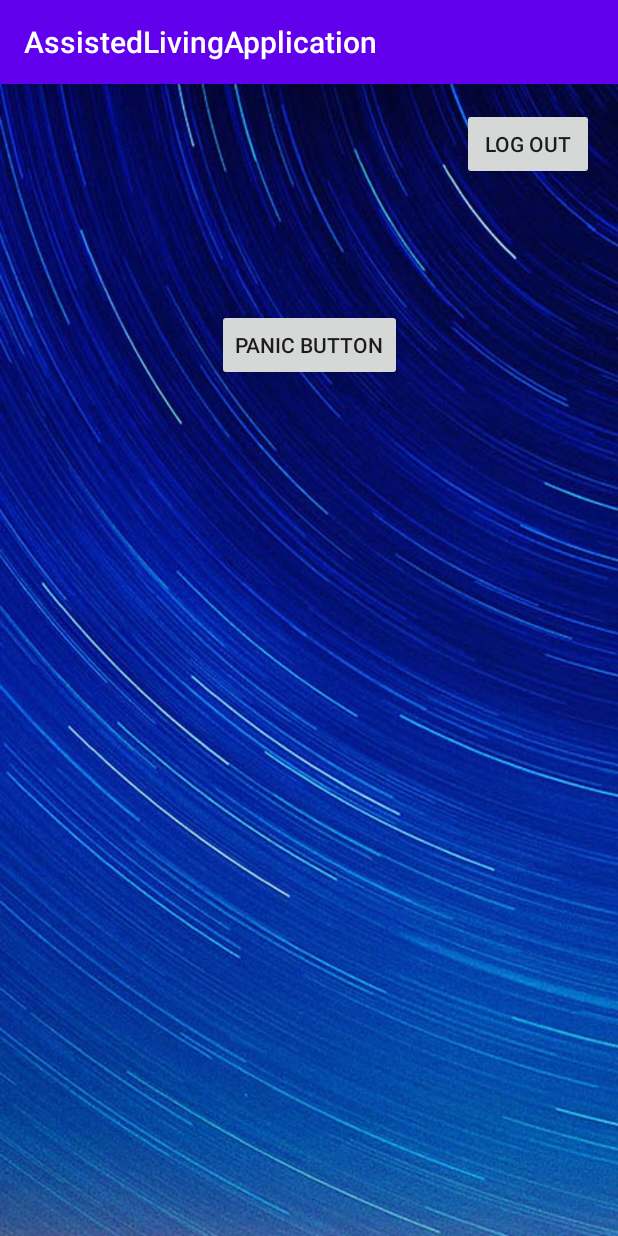
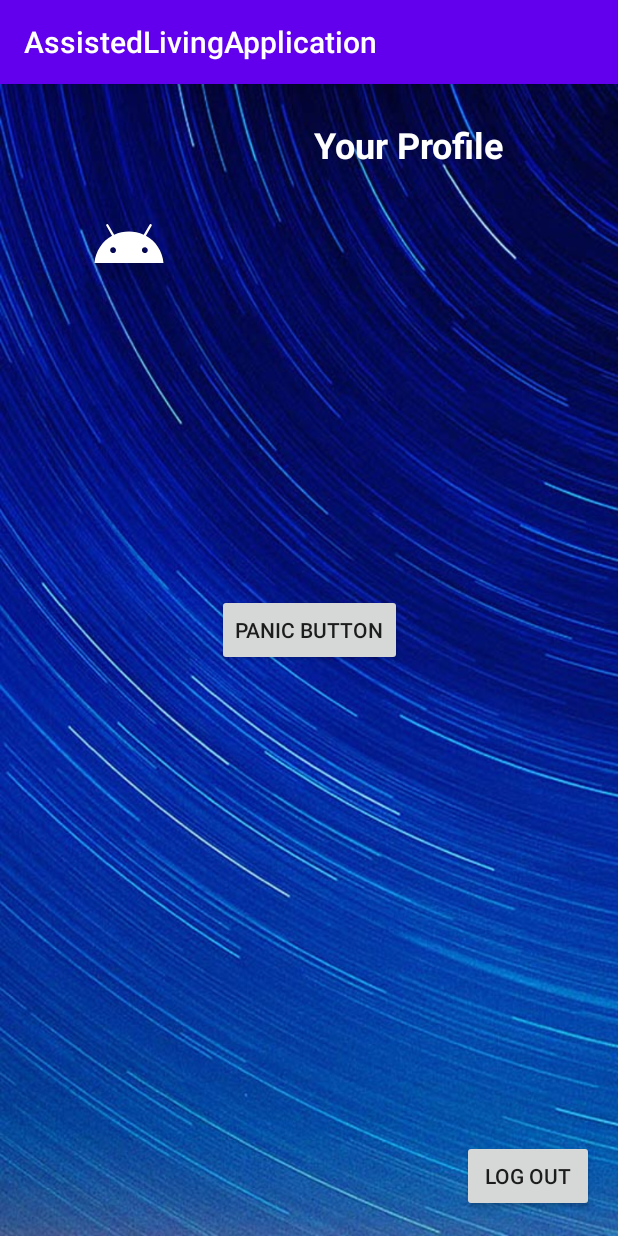
Before and after one commit to mccoy7777/AssistedLivingApplication, an Android app: the screen it shows after launch once a user with an empty profile is signed in (MainActivity), on a phone screen of 412 x 824 dp. Run offline under Robolectric (Android 15) with nearby library versions, the light colour scheme and no system bars; our stand-ins replace Firebase (no records; nobody signed in at launch, a user with empty details on screens opened directly).

Commit message:
Can fetch data now from FireBase database

```diff
--- a/app/src/main/java/com/example/assistedlivingapplication/MainActivity.java
+++ b/app/src/main/java/com/example/assistedlivingapplication/MainActivity.java
@@ -16,14 +16,51 @@ import com.google.android.gms.tasks.Task;
 import com.google.firebase.auth.AuthResult;
 import com.google.firebase.auth.FirebaseAuth;
 import com.google.firebase.auth.FirebaseUser;
+import com.google.firebase.firestore.DocumentReference;
+import com.google.firebase.firestore.DocumentSnapshot;
+import com.google.firebase.firestore.EventListener;
+import com.google.firebase.firestore.FirebaseFirestore;
+import com.google.firebase.firestore.FirebaseFirestoreException;
+
+import javax.annotation.Nullable;
 
 public class MainActivity extends AppCompatActivity {
+
+    //Declare variables
+    TextView name, email, phone, dob;
+    FirebaseAuth fAuth;
+    FirebaseFirestore fStore;
+    String userId;
 
 
     @Override
     protected void onCreate(Bundle savedInstanceState) {
         super.onCreate(savedInstanceState);
         setContentView(R.layout.activity_main);
+
+        //Assign variables
+        name = findViewById(R.id.tv_name);
+        email = findViewById(R.id.tv_email);
+        phone = findViewById(R.id.tv_phone);
+        dob = findViewById(R.id.tv_age);
+
+        fAuth = FirebaseAuth.getInstance();
+        fStore = FirebaseFirestore.getInstance();
+
+        userId = fAuth.getCurrentUser().getUid();
+
+        DocumentReference documentReference = fStore.collection("users").document(userId);
+
+        documentReference.addSnapshotListener(this, new EventListener<DocumentSnapshot>() {
+            @Override
+            public void onEvent(@Nullable DocumentSnapshot documentSnapshot, @Nullable FirebaseFirestoreException e) {
+                name.setText(documentSnapshot.getString("Name"));
+                phone.setText(documentSnapshot.getString("Phone"));
+                email.setText(documentSnapshot.getString("Email"));
+                dob.setText(documentSnapshot.getString("Dob"));
+            }//end of onEvent method
+
+        });//end of EventListener
 
 
     }//End of OnCreate Method
--- a/app/src/main/res/layout/activity_main.xml
+++ b/app/src/main/res/layout/activity_main.xml
@@ -11,23 +11,109 @@
         android:id="@+id/btn_logout"
         android:layout_width="wrap_content"
         android:layout_height="wrap_content"
-        android:layout_marginTop="16dp"
         android:layout_marginEnd="16dp"
         android:layout_marginRight="16dp"
+        android:layout_marginBottom="16dp"
         android:onClick="logout"
         android:text="Log Out"
-        app:layout_constraintEnd_toEndOf="parent"
-        app:layout_constraintTop_toTopOf="parent" />
+        app:layout_constraintBottom_toBottomOf="parent"
+        app:layout_constraintEnd_toEndOf="parent" />
 
     <Button
         android:id="@+id/btn_panic"
         android:layout_width="wrap_content"
         android:layout_height="wrap_content"
-        android:layout_marginTop="150dp"
+        android:layout_marginTop="340dp"
         android:onClick="panicButton"
         android:text="Panic Button"
         app:layout_constraintEnd_toEndOf="parent"
         app:layout_constraintStart_toStartOf="parent"
         app:layout_constraintTop_toTopOf="parent" />
 
+    <ImageView
+        android:id="@+id/imageView2"
+        android:layout_width="wrap_content"
+        android:layout_height="wrap_content"
+        android:layout_marginStart="32dp"
+        android:layout_marginLeft="32dp"
+        android:layout_marginTop="55dp"
+        android:src="@drawable/ic_launcher_foreground"
+        app:layout_constraintStart_toStartOf="parent"
+        app:layout_constraintTop_toTopOf="parent" />
+
+    <TextView
+        android:id="@+id/tv_profile"
+        android:layout_width="200dp"
+        android:layout_height="wrap_content"
+        android:layout_marginStart="32dp"
+        android:layout_marginLeft="32dp"
+        android:layout_marginTop="24dp"
+        android:gravity="center"
+        android:text="Your Profile"
+        android:textColor="#FFFFFF"
+        android:textSize="24sp"
+        android:textStyle="bold"
+        app:layout_constraintStart_toEndOf="@+id/imageView2"
+        app:layout_constraintTop_toTopOf="parent" />
+
+    <TextView
+        android:id="@+id/tv_name"
+        android:layout_width="200dp"
+        android:layout_height="wrap_content"
+        android:layout_marginStart="24dp"
+        android:layout_marginLeft="24dp"
+        android:layout_marginTop="20dp"
+        android:gravity="left"
+        android:text="Your Name"
+        android:textColor="#FFFFFF"
+        android:textSize="18sp"
+        android:textStyle="normal"
+        app:layout_constraintStart_toEndOf="@+id/imageView2"
+        app:layout_constraintTop_toBottomOf="@+id/tv_profile" />
+
+    <TextView
+        android:id="@+id/tv_email"
+        android:layout_width="200dp"
+        android:layout_height="wrap_content"
+        android:layout_marginStart="24dp"
+        android:layout_marginLeft="24dp"
+        android:layout_marginTop="16dp"
+        android:gravity="left"
+        android:text="Your Email Address"
+        android:textColor="#FFFFFF"
+        android:textSize="18sp"
+        android:textStyle="normal"
+        app:layout_constraintStart_toEndOf="@+id/imageView2"
+        app:layout_constraintTop_toBottomOf="@+id/tv_name" />
+
+    <TextView
+        android:id="@+id/tv_phone"
+        android:layout_width="200dp"
+        android:layout_height="wrap_content"
+        android:layout_marginStart="24dp"
+        android:layout_marginLeft="24dp"
+        android:layout_marginTop="16dp"
+        android:gravity="left"
+        android:text="Your Phone Number"
+        android:textColor="#FFFFFF"
+        android:textSize="18sp"
+        android:textStyle="normal"
+        app:layout_constraintStart_toEndOf="@+id/imageView2"
+        app:layout_constraintTop_toBottomOf="@+id/tv_email" />
+
+    <TextView
+        android:id="@+id/tv_age"
+        android:layout_width="200dp"
+        android:layout_height="wrap_content"
+        android:layout_marginStart="24dp"
+        android:layout_marginLeft="24dp"
+        android:layout_marginTop="16dp"
+        android:gravity="left"
+        android:text="Your Age"
+        android:textColor="#FFFFFF"
+        android:textSize="18sp"
+        android:textStyle="normal"
+        app:layout_constraintStart_toEndOf="@+id/imageView2"
+        app:layout_constraintTop_toBottomOf="@+id/tv_phone" />
+
 </androidx.constraintlayout.widget.ConstraintLayout>
```
